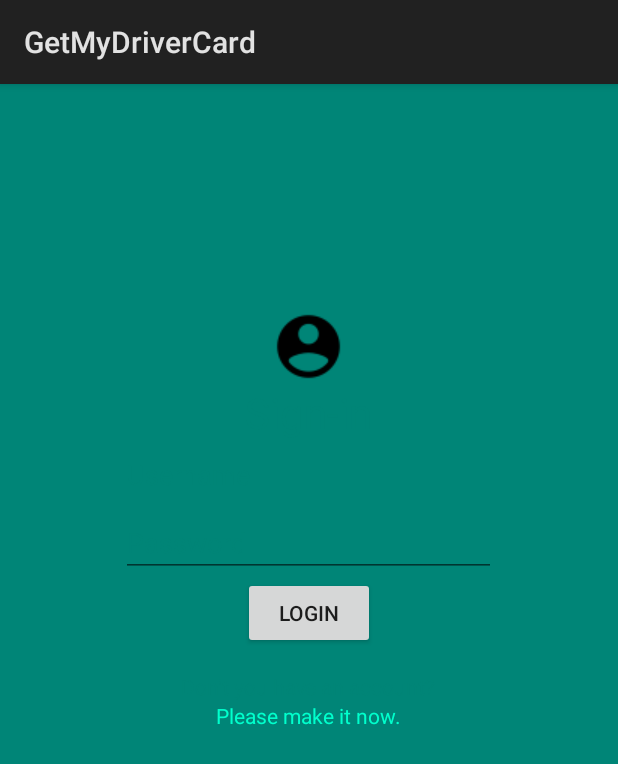
After one commit to TeamQuickSilver/GetMyDriverCard, an Android app: the fragment LoginFragment shown on its own in the app's theme, on a phone screen of 412 x 824 dp. The commit adds this screen. Shown: the top 764 px of the screen. Run offline under Robolectric (Android 15) with nearby library versions, the phone set to English and light mode, and no system bars; our stand-ins replace ButterKnife; 1 statement that could not run was skipped.

Commit message:
Added login form.

```diff
--- a/GetMyDriverCardAndroid/app/src/main/java/com/quicksilver/getmydrivercard/views/users/login/LoginContracts.java
+++ b/GetMyDriverCardAndroid/app/src/main/java/com/quicksilver/getmydrivercard/views/users/login/LoginContracts.java
@@ -1,4 +1,17 @@
 package com.quicksilver.getmydrivercard.views.users.login;
 
 public interface LoginContracts {
+    interface View {
+        void setPresenter(Presenter presenter);
+
+        void setNavigator(Navigator navigator);
+    }
+
+    interface Presenter {
+        void subscribe(View view);
+    }
+
+    interface Navigator {
+
+    }
 }
--- /dev/null
+++ b/GetMyDriverCardAndroid/app/src/main/java/com/quicksilver/getmydrivercard/views/users/login/LoginFragment.java
@@ -0,0 +1,52 @@
+package com.quicksilver.getmydrivercard.views.users.login;
+
+
+import android.os.Bundle;
+import android.support.v4.app.Fragment;
+import android.view.LayoutInflater;
+import android.view.View;
+import android.view.ViewGroup;
+
+import com.quicksilver.getmydrivercard.R;
+
+import butterknife.ButterKnife;
+
+/**
+ * A simple {@link Fragment} subclass.
+ */
+public class LoginFragment extends Fragment implements LoginContracts.View {
+
+    private LoginContracts.Presenter mPresenter;
+    private LoginContracts.Navigator mNavigator;
+
+    public LoginFragment() {
+        // Required empty public constructor
+    }
+
+    @Override
+    public View onCreateView(LayoutInflater inflater, ViewGroup container,
+                             Bundle savedInstanceState) {
+        // Inflate the layout for this fragment
+        View view =  inflater.inflate(R.layout.fragment_login, container, false);
+
+        ButterKnife.bind(this, view);
+
+        return view;
+    }
+
+    @Override
+    public void onResume() {
+        super.onResume();
+        mPresenter.subscribe(this);
+    }
+
+    @Override
+    public void setPresenter(LoginContracts.Presenter presenter) {
+        mPresenter = presenter;
+    }
+
+    @Override
+    public void setNavigator(LoginContracts.Navigator navigator) {
+        mNavigator = navigator;
+    }
+}
--- a/GetMyDriverCardAndroid/app/src/main/res/layout/activity_login.xml
+++ b/GetMyDriverCardAndroid/app/src/main/res/layout/activity_login.xml
@@ -6,4 +6,9 @@
     android:layout_height="match_parent"
     tools:context=".views.users.login.LoginActivity">
 
+    <FrameLayout
+        android:id="@+id/content"
+        android:layout_width="match_parent"
+        android:layout_height="match_parent" />
+
 </android.support.constraint.ConstraintLayout>
--- /dev/null
+++ b/GetMyDriverCardAndroid/app/src/main/res/layout/fragment_login.xml
@@ -0,0 +1,84 @@
+<?xml version="1.0" encoding="utf-8"?>
+<FrameLayout xmlns:android="http://schemas.android.com/apk/res/android"
+    xmlns:tools="http://schemas.android.com/tools"
+    android:layout_width="match_parent"
+    android:layout_height="match_parent"
+    tools:context=".views.users.login.LoginFragment">
+
+    <RelativeLayout
+        android:id="@+id/rl_login"
+        android:layout_width="match_parent"
+        android:layout_height="match_parent"
+        android:background="@color/colorPrimary">
+
+        <ImageView
+            android:id="@+id/iv_user_icon"
+            android:src="@drawable/user"
+            android:layout_marginTop="150sp"
+            android:layout_centerHorizontal="true"
+            android:layout_width="wrap_content"
+            android:layout_height="wrap_content" />
+
+        <TextView
+            android:id="@+id/tv_sign_in"
+            style="@style/BigText"
+            android:layout_width="wrap_content"
+            android:layout_height="wrap_content"
+            android:text="@string/sign_in"
+            android:layout_centerHorizontal="true"
+            android:textColor="@color/colorPrimary"
+            android:layout_below="@+id/iv_user_icon"/>
+
+        <EditText
+            android:id="@+id/et_username"
+            android:hint="@string/username"
+            android:textColorHint="@color/colorPrimary"
+            android:layout_width="250sp"
+            android:layout_height="wrap_content"
+            android:layout_centerHorizontal="true"
+            android:layout_centerVertical="true"
+            android:textColor="@color/colorPrimary"
+            android:layout_below="@id/tv_sign_in"/>
+
+        <EditText
+            android:id="@+id/et_password"
+            android:hint="@string/password"
+            android:textColorHint="@color/colorPrimary"
+            android:layout_width="250sp"
+            android:layout_height="wrap_content"
+            android:layout_centerHorizontal="true"
+            android:textColor="@color/colorPrimary"
+            android:layout_below="@id/et_username"/>
+
+        <Button
+            android:id="@+id/btn_login"
+            android:layout_width="wrap_content"
+            android:layout_height="wrap_content"
+            android:text="@string/login"
+            android:layout_centerHorizontal="true"
+            android:layout_below="@id/et_password"/>
+
+        <TextView
+            android:layout_marginTop="15sp"
+            android:id="@+id/tv_info"
+            android:text="@string/don_t_you_have_an_account"
+            android:textColor="@color/colorPrimary"
+            android:layout_width="wrap_content"
+            android:layout_height="wrap_content"
+            android:layout_centerHorizontal="true"
+            android:layout_below="@id/btn_login"/>
+
+        <TextView
+            android:id="@+id/tv_go_to_register_form"
+            android:clickable="true"
+            android:text="@string/please_make_it_now"
+            android:textColor="#00ffcc"
+            android:layout_width="wrap_content"
+            android:layout_height="wrap_content"
+            android:layout_below="@id/tv_info"
+            android:layout_centerHorizontal="true"
+            android:focusable="true" />
+
+    </RelativeLayout>
+
+</FrameLayout>
--- a/GetMyDriverCardAndroid/app/src/main/res/values/strings.xml
+++ b/GetMyDriverCardAndroid/app/src/main/res/values/strings.xml
@@ -1,3 +1,11 @@
 <resources>
     <string name="app_name">GetMyDriverCard</string>
+
+    <string name="hello_blank_fragment">Hello blank fragment</string>
+    <string name="sign_in">Sign-in</string>
+    <string name="username">Username</string>
+    <string name="password">Password</string>
+    <string name="login">Login</string>
+    <string name="don_t_you_have_an_account">Don\'t you have an account?</string>
+    <string name="please_make_it_now">Please make it now.</string>
 </resources>
--- a/GetMyDriverCardAndroid/app/src/main/res/values/styles.xml
+++ b/GetMyDriverCardAndroid/app/src/main/res/values/styles.xml
@@ -1,8 +1,10 @@
 <resources>
 
-    <!-- Base application theme. -->
     <style name="AppTheme" parent="android:Theme.Material.Light.DarkActionBar">
-        <!-- Customize your theme here. -->
+    </style>
+
+    <style name="BigText">
+        <item name="android:textSize">28sp</item>
     </style>
 
 </resources>
```
Also changed, not shown: GetMyDriverCardAndroid/app/src/main/AndroidManifest.xml (+1 -8 lines), GetMyDriverCardAndroid/app/src/main/java/com/quicksilver/getmydrivercard/diconfig/ActivityBindingModule.java (+4 -4 lines), GetMyDriverCardAndroid/app/src/main/java/com/quicksilver/getmydrivercard/diconfig/LoginModule.java (added, +20 -0 lines), GetMyDriverCardAndroid/app/src/main/java/com/quicksilver/getmydrivercard/views/MainActivity.java (deleted, +0 -16 lines), GetMyDriverCardAndroid/app/src/main/java/com/quicksilver/getmydrivercard/views/users/login/LoginActivity.java (+26 -2 lines), GetMyDriverCardAndroid/app/src/main/java/com/quicksilver/getmydrivercard/views/users/login/LoginPresenter.java (added, +10 -0 lines), GetMyDriverCardAndroid/app/src/main/res/layout/activity_main.xml (deleted, +0 -18 lines), GetMyDriverCardAndroid/app/src/main/res/drawable/user.png (added).
